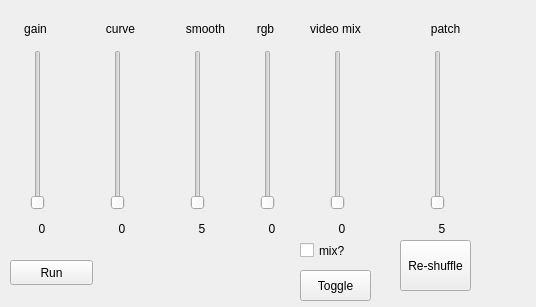
First picture: the form in berlin/ui/main.ui, repository kureta/zak_visuals, before the edit.
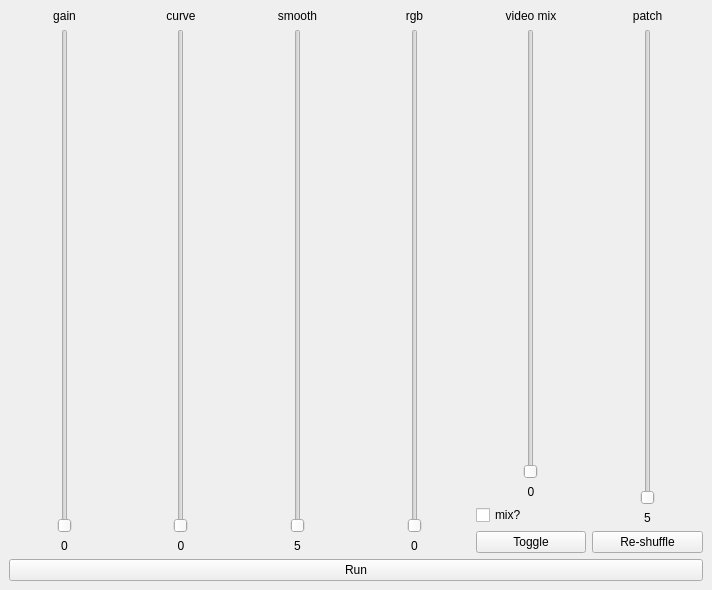
Second picture: the form after the edit.

Commit message: dynamic layout for ui

The edit to the form file:
```diff
--- a/berlin/ui/main.ui
+++ b/berlin/ui/main.ui
@@ -6,8 +6,8 @@
    <rect>
     <x>0</x>
     <y>0</y>
-    <width>536</width>
-    <height>307</height>
+    <width>712</width>
+    <height>590</height>
    </rect>
   </property>
   <property name="windowTitle">
@@ -17,92 +17,17 @@
    <property name="autoFillBackground">
     <bool>true</bool>
    </property>
-   <widget class="QSlider" name="gain_slider">
-    <property name="geometry">
-     <rect>
-      <x>30</x>
-      <y>50</y>
-      <width>16</width>
-      <height>160</height>
-     </rect>
-    </property>
-    <property name="maximum">
-     <number>1000</number>
-    </property>
-    <property name="orientation">
-     <enum>Qt::Vertical</enum>
-    </property>
-   </widget>
-   <widget class="QSlider" name="curve_slider">
-    <property name="geometry">
-     <rect>
-      <x>110</x>
-      <y>50</y>
-      <width>16</width>
-      <height>160</height>
-     </rect>
-    </property>
-    <property name="maximum">
-     <number>1000</number>
-    </property>
-    <property name="orientation">
-     <enum>Qt::Vertical</enum>
-    </property>
-   </widget>
-   <widget class="QPushButton" name="run_button">
-    <property name="geometry">
-     <rect>
-      <x>10</x>
-      <y>260</y>
-      <width>83</width>
-      <height>25</height>
-     </rect>
-    </property>
-    <property name="text">
-     <string>Run</string>
-    </property>
-   </widget>
-   <widget class="QLabel" name="gain_label">
-    <property name="geometry">
-     <rect>
-      <x>10</x>
-      <y>220</y>
-      <width>64</width>
-      <height>17</height>
-     </rect>
-    </property>
-    <property name="text">
-     <string>0</string>
-    </property>
-    <property name="alignment">
-     <set>Qt::AlignCenter</set>
-    </property>
-   </widget>
-   <widget class="QLabel" name="curve_label">
-    <property name="geometry">
-     <rect>
-      <x>90</x>
-      <y>220</y>
-      <width>64</width>
-      <height>17</height>
-     </rect>
-    </property>
-    <property name="text">
-     <string>0</string>
-    </property>
-    <property name="alignment">
-     <set>Qt::AlignCenter</set>
-    </property>
-   </widget>
+   <layout class="QGridLayout" name="gridLayout_2">
+    <item row="0" column="0">
+     <layout class="QGridLayout" name="gridLayout">
+      <item row="0" column="0">
+       <layout class="QVBoxLayout" name="verticalLayout_7">
+        <item>
+         <layout class="QHBoxLayout" name="horizontalLayout">
+          <item>
+           <layout class="QVBoxLayout" name="verticalLayout">
+            <item>
    <widget class="QLabel" name="label">
-    <property name="geometry">
-     <rect>
-      <x>20</x>
-      <y>20</y>
-      <width>31</width>
-      <height>17</height>
-     </rect>
-    </property>
     <property name="text">
      <string>gain</string>
     </property>
@@ -110,15 +35,39 @@
      <set>Qt::AlignCenter</set>
     </property>
    </widget>
+            </item>
+            <item>
+             <widget class="QSlider" name="gain_slider">
+              <property name="sizePolicy">
+               <sizepolicy hsizetype="Expanding" vsizetype="Expanding">
+                <horstretch>0</horstretch>
+                <verstretch>0</verstretch>
+               </sizepolicy>
+              </property>
+              <property name="maximum">
+               <number>1000</number>
+              </property>
+              <property name="orientation">
+               <enum>Qt::Vertical</enum>
+              </property>
+             </widget>
+            </item>
+            <item>
+             <widget class="QLabel" name="gain_label">
+              <property name="text">
+               <string>0</string>
+              </property>
+              <property name="alignment">
+               <set>Qt::AlignCenter</set>
+              </property>
+             </widget>
+            </item>
+           </layout>
+          </item>
+          <item>
+           <layout class="QVBoxLayout" name="verticalLayout_2">
+            <item>
    <widget class="QLabel" name="label_2">
-    <property name="geometry">
-     <rect>
-      <x>100</x>
-      <y>20</y>
-      <width>41</width>
-      <height>17</height>
-     </rect>
-    </property>
     <property name="layoutDirection">
      <enum>Qt::LeftToRight</enum>
     </property>
@@ -129,15 +78,39 @@
      <set>Qt::AlignCenter</set>
     </property>
    </widget>
+            </item>
+            <item>
+             <widget class="QSlider" name="curve_slider">
+              <property name="sizePolicy">
+               <sizepolicy hsizetype="Expanding" vsizetype="Expanding">
+                <horstretch>0</horstretch>
+                <verstretch>0</verstretch>
+               </sizepolicy>
+              </property>
+              <property name="maximum">
+               <number>1000</number>
+              </property>
+              <property name="orientation">
+               <enum>Qt::Vertical</enum>
+              </property>
+             </widget>
+            </item>
+            <item>
+             <widget class="QLabel" name="curve_label">
+              <property name="text">
+               <string>0</string>
+              </property>
+              <property name="alignment">
+               <set>Qt::AlignCenter</set>
+              </property>
+             </widget>
+            </item>
+           </layout>
+          </item>
+          <item>
+           <layout class="QVBoxLayout" name="verticalLayout_3">
+            <item>
    <widget class="QLabel" name="label_4">
-    <property name="geometry">
-     <rect>
-      <x>180</x>
-      <y>20</y>
-      <width>51</width>
-      <height>17</height>
-     </rect>
-    </property>
     <property name="text">
      <string>smooth</string>
     </property>
@@ -145,14 +118,14 @@
      <set>Qt::AlignCenter</set>
     </property>
    </widget>
+            </item>
+            <item>
    <widget class="QSlider" name="smooth_slider">
-    <property name="geometry">
-     <rect>
-      <x>190</x>
-      <y>50</y>
-      <width>16</width>
-      <height>160</height>
-     </rect>
+              <property name="sizePolicy">
+               <sizepolicy hsizetype="Expanding" vsizetype="Expanding">
+                <horstretch>0</horstretch>
+                <verstretch>0</verstretch>
+               </sizepolicy>
     </property>
     <property name="minimum">
      <number>1</number>
@@ -164,15 +137,9 @@
      <enum>Qt::Vertical</enum>
     </property>
    </widget>
+            </item>
+            <item>
    <widget class="QLabel" name="smooth_label">
-    <property name="geometry">
-     <rect>
-      <x>170</x>
-      <y>220</y>
-      <width>64</width>
-      <height>17</height>
-     </rect>
-    </property>
     <property name="text">
      <string>5</string>
     </property>
@@ -180,50 +147,13 @@
      <set>Qt::AlignCenter</set>
     </property>
    </widget>
-   <widget class="QLabel" name="rgb_label">
-    <property name="geometry">
-     <rect>
-      <x>240</x>
-      <y>220</y>
-      <width>64</width>
-      <height>17</height>
-     </rect>
-    </property>
-    <property name="text">
-     <string>0</string>
-    </property>
-    <property name="alignment">
-     <set>Qt::AlignCenter</set>
-    </property>
-   </widget>
-   <widget class="QSlider" name="rgb_slider">
-    <property name="geometry">
-     <rect>
-      <x>260</x>
-      <y>50</y>
-      <width>16</width>
-      <height>160</height>
-     </rect>
-    </property>
-    <property name="minimum">
-     <number>0</number>
-    </property>
-    <property name="maximum">
-     <number>1000</number>
-    </property>
-    <property name="orientation">
-     <enum>Qt::Vertical</enum>
-    </property>
-   </widget>
+            </item>
+           </layout>
+          </item>
+          <item>
+           <layout class="QVBoxLayout" name="verticalLayout_4">
+            <item>
    <widget class="QLabel" name="label_5">
-    <property name="geometry">
-     <rect>
-      <x>240</x>
-      <y>20</y>
-      <width>51</width>
-      <height>17</height>
-     </rect>
-    </property>
     <property name="text">
      <string>rgb</string>
     </property>
@@ -231,28 +161,42 @@
      <set>Qt::AlignCenter</set>
     </property>
    </widget>
-   <widget class="QPushButton" name="video_mix_button">
-    <property name="geometry">
-     <rect>
-      <x>300</x>
-      <y>270</y>
-      <width>71</width>
-      <height>31</height>
-     </rect>
-    </property>
+            </item>
+            <item>
+             <widget class="QSlider" name="rgb_slider">
+              <property name="sizePolicy">
+               <sizepolicy hsizetype="Expanding" vsizetype="Expanding">
+                <horstretch>0</horstretch>
+                <verstretch>0</verstretch>
+               </sizepolicy>
+              </property>
+              <property name="minimum">
+               <number>0</number>
+              </property>
+              <property name="maximum">
+               <number>1000</number>
+              </property>
+              <property name="orientation">
+               <enum>Qt::Vertical</enum>
+              </property>
+             </widget>
+            </item>
+            <item>
+             <widget class="QLabel" name="rgb_label">
     <property name="text">
-     <string>Toggle</string>
-    </property>
-   </widget>
+               <string>0</string>
+              </property>
+              <property name="alignment">
+               <set>Qt::AlignCenter</set>
+              </property>
+             </widget>
+            </item>
+           </layout>
+          </item>
+          <item>
+           <layout class="QVBoxLayout" name="verticalLayout_5">
+            <item>
    <widget class="QLabel" name="label_6">
-    <property name="geometry">
-     <rect>
-      <x>300</x>
-      <y>20</y>
-      <width>71</width>
-      <height>17</height>
-     </rect>
-    </property>
     <property name="text">
      <string>video mix</string>
     </property>
@@ -260,30 +204,14 @@
      <set>Qt::AlignCenter</set>
     </property>
    </widget>
-   <widget class="QLabel" name="video_mix_label">
-    <property name="geometry">
-     <rect>
-      <x>310</x>
-      <y>220</y>
-      <width>64</width>
-      <height>17</height>
-     </rect>
-    </property>
-    <property name="text">
-     <string>0</string>
-    </property>
-    <property name="alignment">
-     <set>Qt::AlignCenter</set>
-    </property>
-   </widget>
+            </item>
+            <item>
    <widget class="QSlider" name="video_mix_slider">
-    <property name="geometry">
-     <rect>
-      <x>330</x>
-      <y>50</y>
-      <width>16</width>
-      <height>160</height>
-     </rect>
+              <property name="sizePolicy">
+               <sizepolicy hsizetype="Expanding" vsizetype="Expanding">
+                <horstretch>0</horstretch>
+                <verstretch>0</verstretch>
+               </sizepolicy>
     </property>
     <property name="minimum">
      <number>0</number>
@@ -295,31 +223,37 @@
      <enum>Qt::Vertical</enum>
     </property>
    </widget>
-   <widget class="QLabel" name="patch_label">
-    <property name="geometry">
-     <rect>
-      <x>410</x>
-      <y>220</y>
-      <width>64</width>
-      <height>17</height>
-     </rect>
-    </property>
+            </item>
+            <item>
+             <widget class="QLabel" name="video_mix_label">
     <property name="text">
-     <string>5</string>
+               <string>0</string>
     </property>
     <property name="alignment">
      <set>Qt::AlignCenter</set>
     </property>
    </widget>
+            </item>
+            <item>
+             <widget class="QCheckBox" name="video_mix_checkbox">
+              <property name="text">
+               <string>mix?</string>
+              </property>
+             </widget>
+            </item>
+            <item>
+             <widget class="QPushButton" name="video_mix_button">
+              <property name="text">
+               <string>Toggle</string>
+              </property>
+             </widget>
+            </item>
+           </layout>
+          </item>
+          <item>
+           <layout class="QVBoxLayout" name="verticalLayout_6">
+            <item>
    <widget class="QLabel" name="label_7">
-    <property name="geometry">
-     <rect>
-      <x>420</x>
-      <y>20</y>
-      <width>51</width>
-      <height>17</height>
-     </rect>
-    </property>
     <property name="text">
      <string>patch</string>
     </property>
@@ -327,14 +261,14 @@
      <set>Qt::AlignCenter</set>
     </property>
    </widget>
+            </item>
+            <item>
    <widget class="QSlider" name="patch_slider">
-    <property name="geometry">
-     <rect>
-      <x>430</x>
-      <y>50</y>
-      <width>16</width>
-      <height>160</height>
-     </rect>
+              <property name="sizePolicy">
+               <sizepolicy hsizetype="Expanding" vsizetype="Expanding">
+                <horstretch>0</horstretch>
+                <verstretch>0</verstretch>
+               </sizepolicy>
     </property>
     <property name="minimum">
      <number>0</number>
@@ -346,32 +280,40 @@
      <enum>Qt::Vertical</enum>
     </property>
    </widget>
+            </item>
+            <item>
+             <widget class="QLabel" name="patch_label">
+              <property name="text">
+               <string>5</string>
+              </property>
+              <property name="alignment">
+               <set>Qt::AlignCenter</set>
+              </property>
+             </widget>
+            </item>
+            <item>
    <widget class="QPushButton" name="patch_button">
-    <property name="geometry">
-     <rect>
-      <x>400</x>
-      <y>240</y>
-      <width>71</width>
-      <height>51</height>
-     </rect>
-    </property>
     <property name="text">
      <string>Re-shuffle</string>
     </property>
    </widget>
-   <widget class="QCheckBox" name="video_mix_checkbox">
-    <property name="geometry">
-     <rect>
-      <x>300</x>
-      <y>240</y>
-      <width>85</width>
-      <height>21</height>
-     </rect>
-    </property>
+            </item>
+           </layout>
+          </item>
+         </layout>
+        </item>
+        <item>
+         <widget class="QPushButton" name="run_button">
     <property name="text">
-     <string>mix?</string>
-    </property>
-   </widget>
+           <string>Run</string>
+          </property>
+         </widget>
+        </item>
+       </layout>
+      </item>
+     </layout>
+    </item>
+   </layout>
   </widget>
  </widget>
  <resources/>
```
Lines whose indentation alone changed are shown as unchanged. The commit also changes 1 other file.
